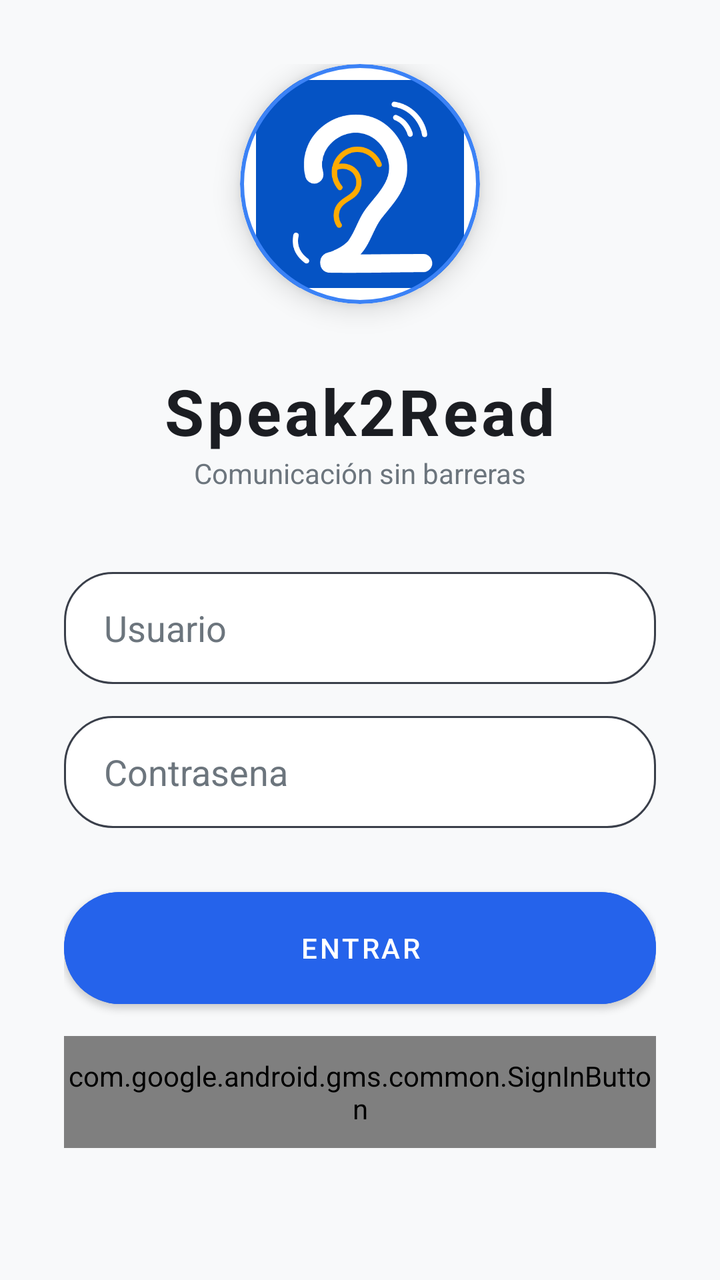
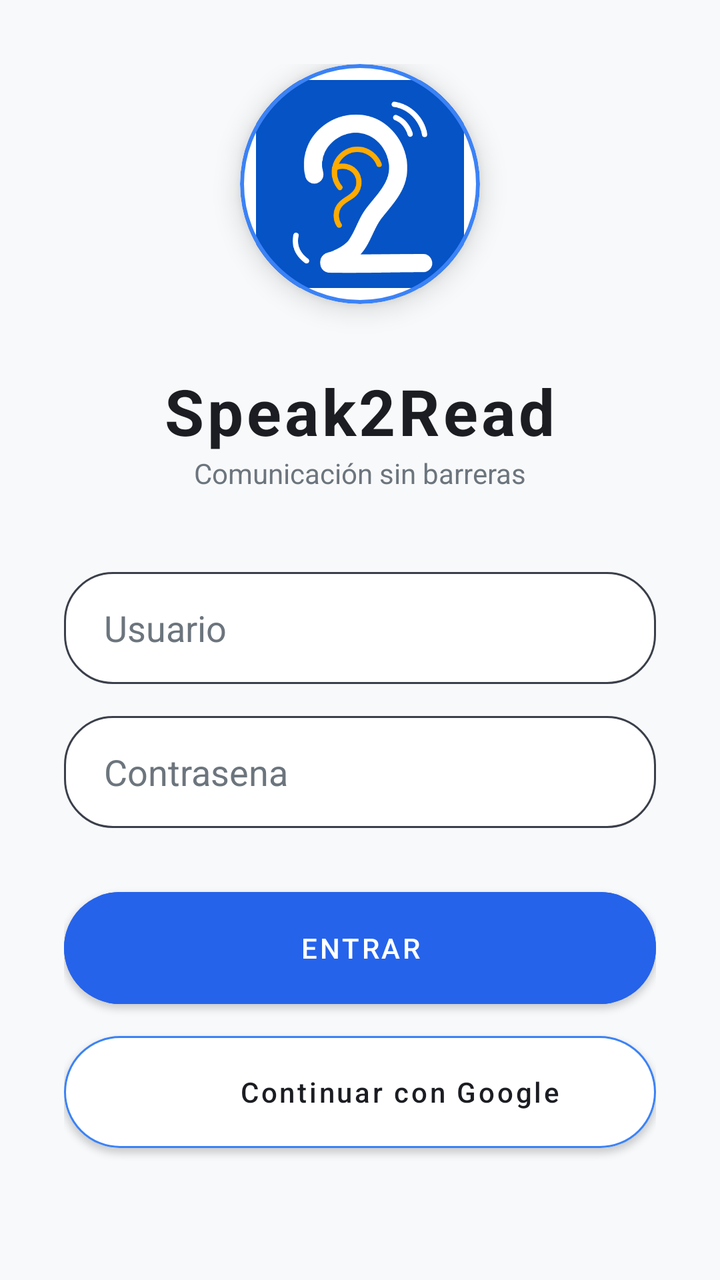

Two renders of the same Android screen: before a commit and after it. Below are the layout's source before the change and the commit's diff.
<!-- AndroidManifest.xml: activity theme Theme.Speak2Read -->
<!-- res/layout/activity_login.xml -->
<?xml version="1.0" encoding="utf-8"?>
<LinearLayout xmlns:android="http://schemas.android.com/apk/res/android"
    xmlns:app="http://schemas.android.com/apk/res-auto"
    android:layout_width="match_parent"
    android:layout_height="match_parent"
    android:background="@color/s2r_background"
    android:gravity="center"
    android:orientation="vertical"
    android:padding="32dp">

    
    <com.google.android.material.card.MaterialCardView
        android:layout_width="120dp"
        android:layout_height="120dp"
        android:layout_marginBottom="32dp"
        app:cardCornerRadius="60dp"
        app:cardElevation="8dp"
        app:strokeColor="@color/s2r_accent"
        app:strokeWidth="2dp">

        <ImageView
            android:id="@+id/ivLogo"
            android:layout_width="match_parent"
            android:layout_height="match_parent"
            android:scaleType="fitCenter"
            android:src="@drawable/logo_new_v4"
            android:contentDescription="@string/login_logo_desc"
            android:padding="8dp" />
    </com.google.android.material.card.MaterialCardView>

    <TextView
        android:id="@+id/tvTitle"
        android:layout_width="wrap_content"
        android:layout_height="wrap_content"
        android:text="@string/app_name"
        android:textColor="@color/s2r_text_primary"
        android:textSize="32sp"
        android:textStyle="bold"
        android:letterSpacing="0.05"/>

    <TextView
        android:layout_width="wrap_content"
        android:layout_height="wrap_content"
        android:layout_marginBottom="40dp"
        android:text="@string/slogan_login"
        android:textColor="@color/s2r_text_secondary"
        android:textSize="14sp" />

    <EditText
        android:id="@+id/etUsername"
        android:layout_width="match_parent"
        android:layout_height="56dp"
        android:background="@drawable/bg_input_container"
        android:hint="@string/login_username_hint"
        android:inputType="text"
        android:paddingHorizontal="20dp"
        android:textColor="@color/s2r_text_primary"
        android:textColorHint="@color/s2r_text_secondary" />

    <EditText
        android:id="@+id/etPassword"
        android:layout_width="match_parent"
        android:layout_height="56dp"
        android:layout_marginTop="16dp"
        android:background="@drawable/bg_input_container"
        android:hint="@string/login_password_hint"
        android:inputType="textPassword"
        android:paddingHorizontal="20dp"
        android:textColor="@color/s2r_text_primary"
        android:textColorHint="@color/s2r_text_secondary" />

    <com.google.android.material.button.MaterialButton
        android:id="@+id/btnLogin"
        android:layout_width="match_parent"
        android:layout_height="56dp"
        android:layout_marginTop="32dp"
        android:text="@string/login_btn_entrar"
        app:cornerRadius="28dp"
        android:backgroundTint="@color/s2r_bubble_usuario"
        android:insetTop="0dp"
        android:insetBottom="0dp" />

    <com.google.android.gms.common.SignInButton
        android:id="@+id/btnGoogleLogin"
        android:layout_width="match_parent"
        android:layout_height="56dp"
        android:layout_marginTop="16dp" />

    <com.google.android.material.button.MaterialButton
        android:id="@+id/btnRegister"
        style="@style/Widget.MaterialComponents.Button.TextButton"
        android:layout_width="wrap_content"
        android:layout_height="wrap_content"
        android:layout_marginTop="16dp"
        android:text="@string/login_btn_register"
        android:textColor="@color/s2r_accent" />

</LinearLayout>
<!-- resources referenced by this layout -->
<resources>
  <color name="s2r_accent">#3B82F6</color>
  <color name="s2r_background">#F8F9FA</color>
  <color name="s2r_bubble_usuario">#2563EB</color>
  <color name="s2r_text_primary">#1B1D22</color>
  <color name="s2r_text_secondary">#6C757D</color>
  <!-- drawable bg_input_container (drawable) -->
  <?xml version="1.0" encoding="utf-8"?>
  <shape xmlns:android="http://schemas.android.com/apk/res/android">
      <solid android:color="@color/s2r_surface"/>
      <corners android:radius="24dp"/>
      <stroke
          android:width="1dp"
          android:color="#3A3F4A"/>
  </shape>
  <!-- drawable logo_new_v4: png bitmap (drawable, 18376 bytes) -->
  <string name="app_name">Speak2Read</string>
  <string name="login_btn_entrar">Entrar</string>
  <string name="login_btn_register">Registrarse</string>
  <string name="login_logo_desc">Logo de Speak2Read</string>
  <string name="login_password_hint">Contrasena</string>
  <string name="login_username_hint">Usuario</string>
  <string name="slogan_login">Comunicación sin barreras</string>
  <style name="Theme.Speak2Read" parent="Theme.MaterialComponents.DayNight.NoActionBar">
          <item name="colorPrimary">@color/s2r_bubble_usuario</item>
          <item name="colorPrimaryVariant">@color/s2r_bubble_usuario</item>
          <item name="colorOnPrimary">@color/white</item>
          <item name="android:windowBackground">@color/s2r_background</item>
          <item name="android:colorBackground">@color/s2r_background</item>
          <item name="android:textColorPrimary">@color/s2r_text_primary</item>
          <item name="android:textColor">@color/s2r_text_primary</item>
      </style>
  <color name="s2r_surface">#FFFFFF</color>
  <color name="white">#FFFFFFFF</color>
</resources>

<!-- the commit's change to res/layout/activity_login.xml (unified diff, before → after) -->
@@ -80,11 +80,22 @@
         android:insetTop="0dp"
         android:insetBottom="0dp" />
 
-    <com.google.android.gms.common.SignInButton
+    <com.google.android.material.button.MaterialButton
         android:id="@+id/btnGoogleLogin"
         android:layout_width="match_parent"
         android:layout_height="56dp"
-        android:layout_marginTop="16dp" />
+        android:layout_marginTop="16dp"
+        android:text="Continuar con Google"
+        android:textAllCaps="false"
+        app:icon="@android:drawable/ic_menu_gallery"
+        app:iconGravity="textStart"
+        app:cornerRadius="28dp"
+        android:backgroundTint="@color/s2r_surface"
+        android:textColor="@color/s2r_text_primary"
+        app:strokeColor="@color/s2r_accent"
+        app:strokeWidth="1dp"
+        android:insetTop="0dp"
+        android:insetBottom="0dp" />
 
     <com.google.android.material.button.MaterialButton
         android:id="@+id/btnRegister"
